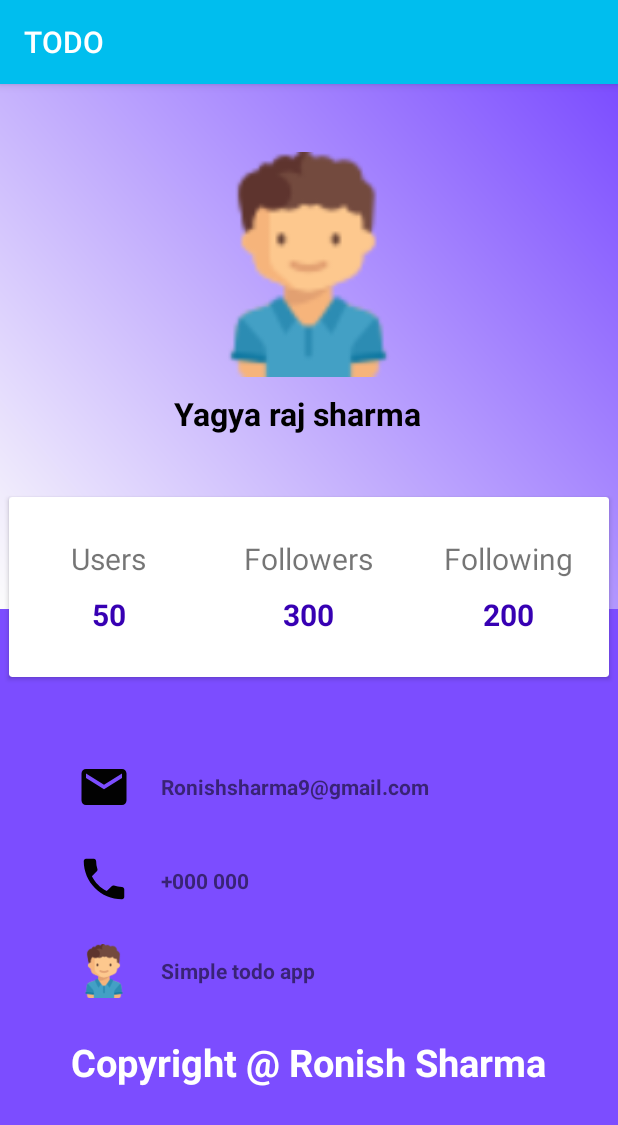
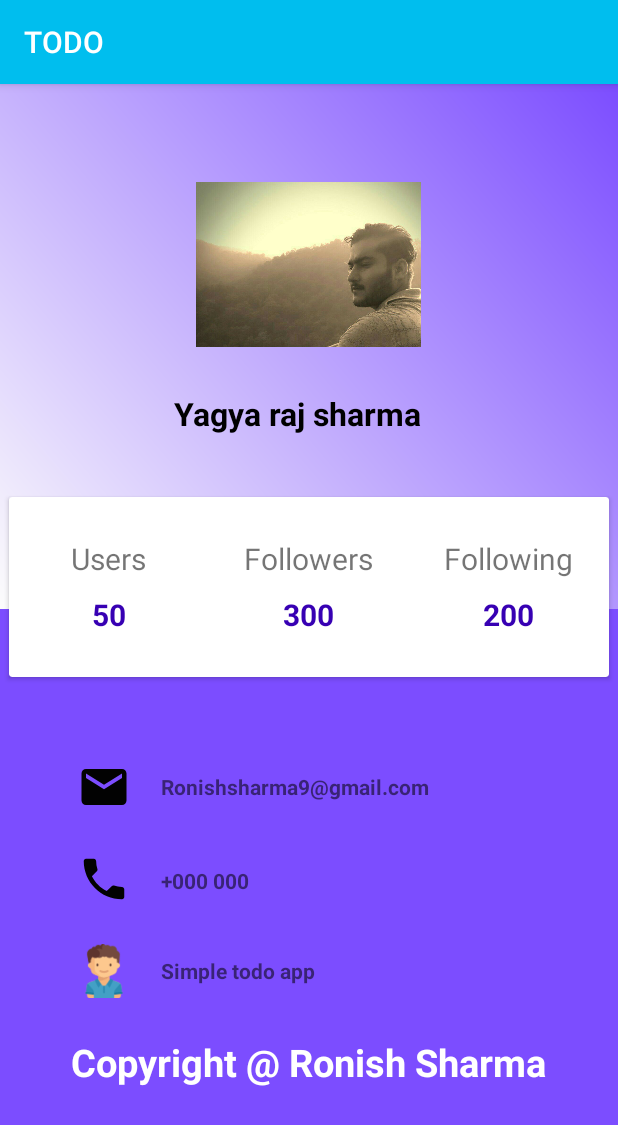
Before and after one commit to ronish11/todo_app, an Android app: the AboutActivity screen opened directly, with no data from a screen before it, on a phone screen of 412 x 824 dp. Shown: the top 1125 px of the screen. Run offline under Robolectric (Android 15) with nearby library versions, the phone set to English and light mode, and no system bars.

Commit message:
Final change

```diff
--- a/app/src/main/res/layout/activity_about.xml
+++ b/app/src/main/res/layout/activity_about.xml
@@ -26,7 +26,7 @@
                 android:layout_gravity="center_horizontal"
                 android:layout_width="150dp"
                 android:layout_height="150dp"
-                android:src="@drawable/profile"/>
+                android:src="@drawable/pp"/>
 
             <TextView
                 android:layout_width="179dp"
```
Also changed, not shown: app/src/main/res/drawable/pp.jpg (added).
